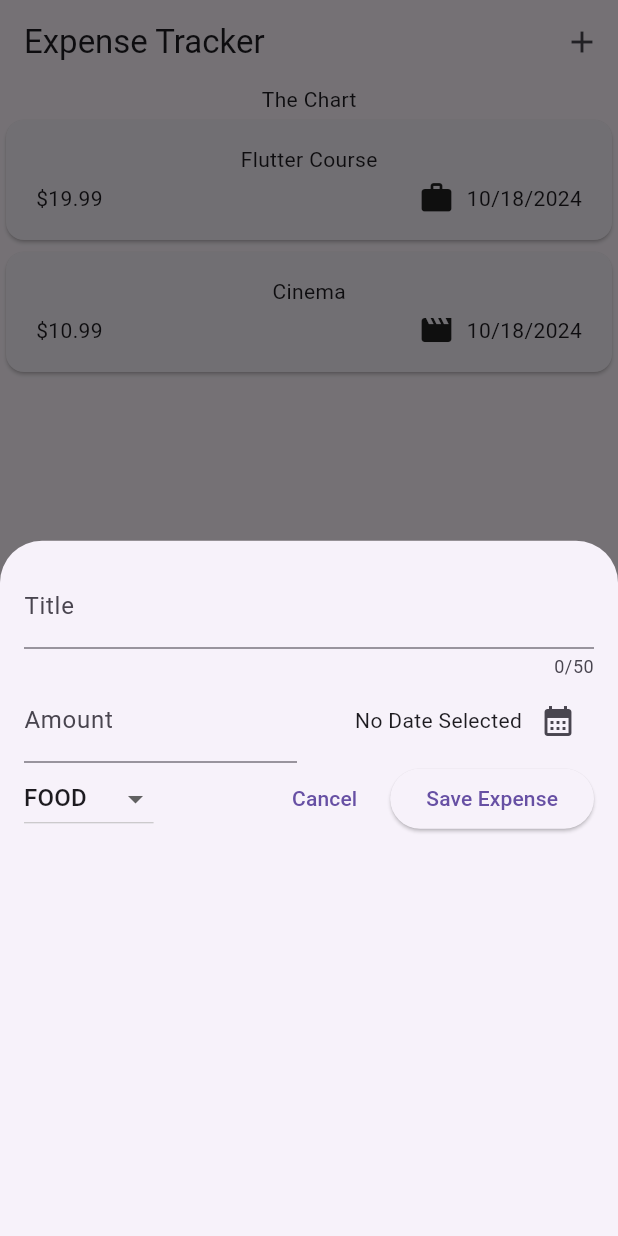
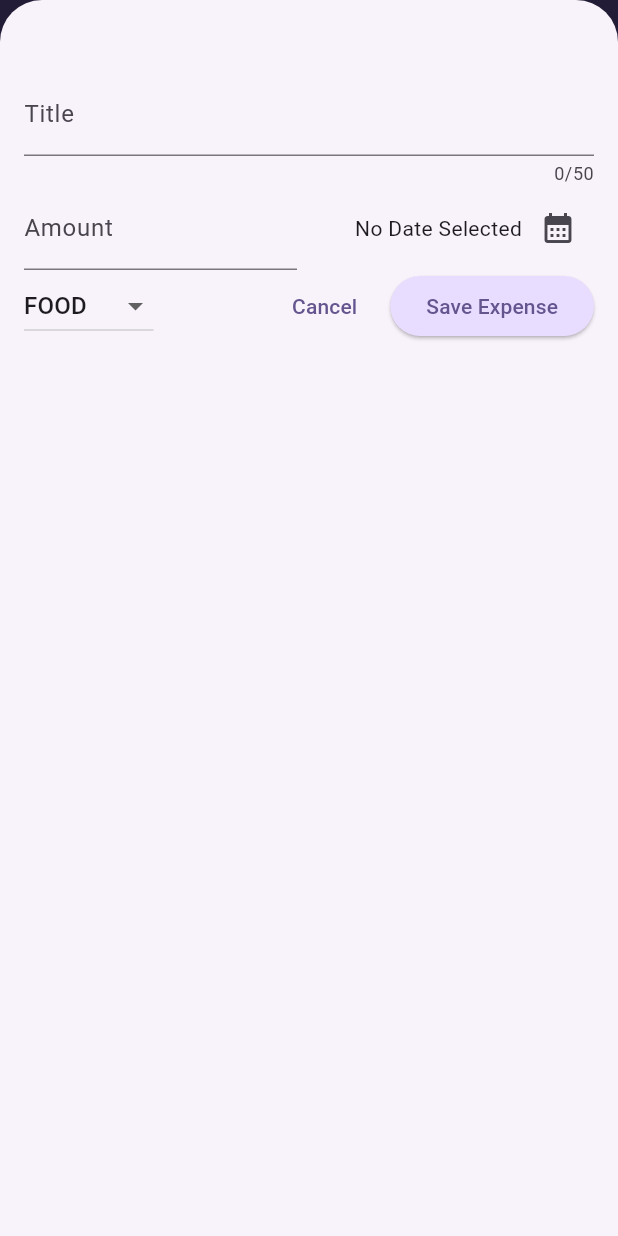
Before and after one commit to BlackHatDevX/Expense-Tracker-Flutter, a Flutter app: the screen it shows after launch, after a tap on the "add" icon, on a phone screen of 412 x 824 dp. Run offline on Flutter 3.47's test engine with Material 3 defaults, Android fonts, the phone set to English and light mode, and no system bars.

Commit message:
final v1

```diff
--- a/lib/main.dart
+++ b/lib/main.dart
@@ -1,8 +1,38 @@
 import 'package:expense_app/widgets/expenses.dart';
 import 'package:flutter/material.dart';
 
+var kColorScheme =
+    ColorScheme.fromSeed(seedColor: const Color.fromARGB(255, 96, 59, 181));
+var kDarkColorScheme = ColorScheme.fromSeed(
+    brightness: Brightness.dark,
+    seedColor: const Color.fromARGB(255, 5, 99, 125));
+
 void main() {
-  runApp(const MaterialApp(
-    home: Expenses(),
-  ));
+  runApp(
+    MaterialApp(
+      darkTheme: ThemeData.dark().copyWith(colorScheme: kDarkColorScheme),
+      theme: ThemeData(
+        colorScheme: kColorScheme,
+        appBarTheme: AppBarTheme(
+            backgroundColor: kColorScheme.onPrimaryContainer,
+            foregroundColor: kColorScheme.primaryContainer),
+        cardTheme: CardTheme(
+          color: kColorScheme.secondaryContainer,
+          margin: EdgeInsets.symmetric(horizontal: 18, vertical: 8),
+        ),
+        elevatedButtonTheme: ElevatedButtonThemeData(
+          style: ElevatedButton.styleFrom(
+              backgroundColor: kColorScheme.primaryContainer),
+        ),
+        textTheme: TextTheme(
+          titleLarge: TextStyle(
+            fontWeight: FontWeight.bold,
+            color: kColorScheme.onSecondaryContainer,
+          ),
+        ),
+      ),
+      themeMode: ThemeMode.system,
+      home: Expenses(),
+    ),
+  );
 }
--- a/lib/models/expense.dart
+++ b/lib/models/expense.dart
@@ -3,13 +3,12 @@ import 'package:intl/intl.dart';
 import 'package:uuid/uuid.dart';
 
 const uuid = Uuid();
-
 final formatter = DateFormat.yMd();
 
 enum Category { food, travel, leisure, work }
 
 const CategoryIcons = {
-  Category.food: Icons.launch,
+  Category.food: Icons.lunch_dining,
   Category.travel: Icons.flight_takeoff,
   Category.leisure: Icons.movie,
   Category.work: Icons.work
@@ -32,4 +31,45 @@ class Expense {
   String get formattedDate {
     return formatter.format(date);
   }
+
+  // Convert Expense to JSON
+  Map<String, dynamic> toJson() {
+    return {
+      'id': id,
+      'title': title,
+      'amount': amount,
+      'date': date.toIso8601String(),
+      'category': category.index, // Save category as index
+    };
+  }
+
+  // Create Expense from JSON
+  factory Expense.fromJson(Map<String, dynamic> json) {
+    return Expense(
+      title: json['title'],
+      amount: json['amount'],
+      date: DateTime.parse(json['date']),
+      category: Category.values[json['category']], // Get category from index
+    );
+  }
 }
+
+class ExpenseBucket {
+  const ExpenseBucket({required this.category, required this.expenses});
+
+  final Category category;
+  final List<Expense> expenses;
+
+  ExpenseBucket.forCategory(List<Expense> allExpense, this.category)
+      : expenses = allExpense
+            .where((expense) => expense.category == category)
+            .toList();
+
+  double get totalExpenses {
+    double sum = 0;
+    for (final expense in expenses) {
+      sum += expense.amount;
+    }
+    return sum;
+  }
+}
--- /dev/null
+++ b/lib/widgets/chart/chart.dart
@@ -0,0 +1,94 @@
+import 'package:expense_app/models/expense.dart';
+import 'package:expense_app/widgets/chart/chart_bar.dart';
+import 'package:flutter/material.dart';
+
+class Chart extends StatelessWidget {
+  const Chart({super.key, required this.expenses});
+
+  final List<Expense> expenses;
+
+  List<ExpenseBucket> get buckets {
+    return [
+      ExpenseBucket.forCategory(expenses, Category.food),
+      ExpenseBucket.forCategory(expenses, Category.leisure),
+      ExpenseBucket.forCategory(expenses, Category.travel),
+      ExpenseBucket.forCategory(expenses, Category.work),
+    ];
+  }
+
+  double get maxTotalExpense {
+    double maxTotalExpense = 0;
+
+    for (final bucket in buckets) {
+      if (bucket.totalExpenses > maxTotalExpense) {
+        maxTotalExpense = bucket.totalExpenses;
+      }
+    }
+
+    return maxTotalExpense;
+  }
+
+  @override
+  Widget build(BuildContext context) {
+    final isDarkMode =
+        MediaQuery.of(context).platformBrightness == Brightness.dark;
+    return Container(
+      margin: const EdgeInsets.all(16),
+      padding: const EdgeInsets.symmetric(
+        vertical: 16,
+        horizontal: 8,
+      ),
+      width: double.infinity,
+      height: 180,
+      decoration: BoxDecoration(
+        borderRadius: BorderRadius.circular(8),
+        gradient: LinearGradient(
+          colors: [
+            Theme.of(context).colorScheme.primary.withOpacity(0.3),
+            Theme.of(context).colorScheme.primary.withOpacity(0.0)
+          ],
+          begin: Alignment.bottomCenter,
+          end: Alignment.topCenter,
+        ),
+      ),
+      child: Column(
+        children: [
+          Expanded(
+            child: Row(
+              crossAxisAlignment: CrossAxisAlignment.end,
+              children: [
+                for (final bucket in buckets) // alternative to map()
+                  ChartBar(
+                    fill: bucket.totalExpenses == 0
+                        ? 0
+                        : bucket.totalExpenses / maxTotalExpense,
+                  )
+              ],
+            ),
+          ),
+          const SizedBox(height: 12),
+          Row(
+            children: buckets
+                .map(
+                  (bucket) => Expanded(
+                    child: Padding(
+                      padding: const EdgeInsets.symmetric(horizontal: 4),
+                      child: Icon(
+                        CategoryIcons[bucket.category],
+                        color: isDarkMode
+                            ? Theme.of(context).colorScheme.secondary
+                            : Theme.of(context)
+                                .colorScheme
+                                .primary
+                                .withOpacity(0.7),
+                      ),
+                    ),
+                  ),
+                )
+                .toList(),
+          )
+        ],
+      ),
+    );
+  }
+}
--- /dev/null
+++ b/lib/widgets/chart/chart_bar.dart
@@ -0,0 +1,34 @@
+import 'package:flutter/material.dart';
+
+class ChartBar extends StatelessWidget {
+  const ChartBar({
+    super.key,
+    required this.fill,
+  });
+
+  final double fill;
+
+  @override
+  Widget build(BuildContext context) {
+    final isDarkMode =
+        MediaQuery.of(context).platformBrightness == Brightness.dark;
+    return Expanded(
+      child: Padding(
+        padding: const EdgeInsets.symmetric(horizontal: 4),
+        child: FractionallySizedBox(
+          heightFactor: fill,
+          child: DecoratedBox(
+            decoration: BoxDecoration(
+              shape: BoxShape.rectangle,
+              borderRadius:
+                  const BorderRadius.vertical(top: Radius.circular(8)),
+              color: isDarkMode
+                  ? Theme.of(context).colorScheme.secondary
+                  : Theme.of(context).colorScheme.primary.withOpacity(0.65),
+            ),
+          ),
+        ),
+      ),
+    );
+  }
+}
--- a/lib/widgets/expenses.dart
+++ b/lib/widgets/expenses.dart
@@ -1,3 +1,4 @@
+import 'package:expense_app/widgets/chart/chart.dart';
 import 'package:expense_app/widgets/expenses_list/expenses_list.dart';
 import 'package:expense_app/models/expense.dart';
 import 'package:expense_app/widgets/new_expense.dart';
@@ -26,23 +27,62 @@ class _ExpensesState extends State<Expenses> {
         category: Category.leisure),
   ];
 
+  void addExpense(Expense expenseData) {
+    setState(() {
+      _registeredExpenses.add(expenseData);
+    });
+  }
+
+  void removeExpense(Expense expenseData) {
+    int removedExpenseIndex = _registeredExpenses.indexOf(expenseData);
+    setState(() {
+      _registeredExpenses.remove(expenseData);
+    });
+    ScaffoldMessenger.of(context).clearSnackBars();
+    ScaffoldMessenger.of(context).showSnackBar(
+      SnackBar(
+        content: const Text("Expense Deleted"),
+        duration: const Duration(seconds: 3),
+        action: SnackBarAction(
+            label: "Undo",
+            onPressed: () {
+              setState(() {
+                _registeredExpenses.insert(removedExpenseIndex, expenseData);
+              });
+            }),
+      ),
+    );
+  }
+
   void _openAddExpenseOverlay() {
-    showModalBottomSheet(context: context, builder: (ctx) => NewExpense());
+    showModalBottomSheet(
+        isScrollControlled: true,
+        context: context,
+        builder: (ctx) => NewExpense(addNewExpense: addExpense));
   }
 
   @override
   Widget build(BuildContext context) {
     return Scaffold(
       appBar: AppBar(
-        title: Text("Expense Tracker"),
+        title: const Text("Expense Tracker"),
         actions: [
-          IconButton(onPressed: _openAddExpenseOverlay, icon: Icon(Icons.add))
+          IconButton(
+              onPressed: _openAddExpenseOverlay, icon: const Icon(Icons.add))
         ],
       ),
       body: Column(
         children: [
-          const Text("The Chart"),
-          Expanded(child: ExpensesList(expenses: _registeredExpenses)),
+          Chart(expenses: _registeredExpenses),
+          Expanded(
+              child: _registeredExpenses.isNotEmpty
+                  ? ExpensesList(
+                      expenses: _registeredExpenses,
+                      deleteExpense: removeExpense)
+                  : const Center(
+                      child: Text(
+                          style: TextStyle(fontSize: 15, color: Colors.black54),
+                          "No expenses found. \nStart adding some!"))),
         ],
       ),
     );
--- a/lib/widgets/expenses_list/expenses_item.dart
+++ b/lib/widgets/expenses_list/expenses_item.dart
@@ -12,8 +12,12 @@ class ExpensesItem extends StatelessWidget {
       child: Padding(
         padding: const EdgeInsets.symmetric(horizontal: 20, vertical: 16),
         child: Column(
+          crossAxisAlignment: CrossAxisAlignment.start,
           children: [
-            Text(expense.title),
+            Text(
+              expense.title,
+              style: TextStyle(fontWeight: FontWeight.bold, fontSize: 18),
+            ),
             const SizedBox(height: 4),
             Row(
               mainAxisAlignment: MainAxisAlignment.spaceBetween,
--- a/lib/widgets/expenses_list/expenses_list.dart
+++ b/lib/widgets/expenses_list/expenses_list.dart
@@ -3,12 +3,27 @@ import 'package:expense_app/widgets/expenses_list/expenses_item.dart';
 import 'package:flutter/material.dart';
 
 class ExpensesList extends StatelessWidget {
-  const ExpensesList({super.key, required this.expenses});
+  const ExpensesList(
+      {super.key, required this.expenses, required this.deleteExpense});
   final List<Expense> expenses;
+  final void Function(
+    Expense,
+  ) deleteExpense;
   @override
   Widget build(BuildContext context) {
     return ListView.builder(
-        itemCount: expenses.length,
-        itemBuilder: (ctx, index) => ExpensesItem(expenses[index]));
+      itemCount: expenses.length,
+      itemBuilder: (ctx, index) => Dismissible(
+        background: Container(
+          color: Theme.of(context).colorScheme.error.withOpacity(0.80),
+          margin: Theme.of(context).cardTheme.margin,
+        ),
+        key: ValueKey(expenses[index]),
+        child: ExpensesItem(expenses[index]),
+        onDismissed: (direction) {
+          return deleteExpense(expenses[index]);
+        },
+      ),
+    );
   }
 }
--- a/lib/widgets/new_expense.dart
+++ b/lib/widgets/new_expense.dart
@@ -3,11 +3,10 @@ import 'package:flutter/material.dart';
 import 'package:flutter/services.dart';
 
 class NewExpense extends StatefulWidget {
-  const NewExpense({super.key});
-
+  NewExpense({super.key, required this.addNewExpense});
+  void Function(Expense expenseData) addNewExpense;
   @override
   State<NewExpense> createState() {
-    // TODO: implement createState
     return _NewExpenseState();
   }
 }
@@ -17,6 +16,34 @@ class _NewExpenseState extends State<NewExpense> {
   final _amountController = TextEditingController();
   DateTime? _selectedDate;
   Category _selectedCategory = Category.food;
+  void _submitExpenseData() {
+    if (_titleController.text.trim().isEmpty ||
+        _amountController.text.trim().isEmpty ||
+        _selectedDate == null) {
+      showDialog(
+          context: context,
+          builder: (ctx) => AlertDialog(
+                title: Text("Invalid input"),
+                content: Text(
+                    "Please make sure a valid title, amount, date and category was entered."),
+                actions: [
+                  TextButton(
+                      onPressed: () {
+                        Navigator.pop(ctx);
+                      },
+                      child: Text("Close"))
+                ],
+              ));
+      return;
+    } else {
+      widget.addNewExpense(Expense(
+          title: _titleController.text,
+          amount: double.parse(_amountController.text),
+          date: _selectedDate!,
+          category: _selectedCategory));
+      Navigator.pop(context);
+    }
+  }
 
   @override
   void dispose() {
@@ -41,13 +68,13 @@ class _NewExpenseState extends State<NewExpense> {
   @override
   Widget build(BuildContext context) {
     return Padding(
-      padding: EdgeInsets.all(16),
+      padding: const EdgeInsets.fromLTRB(16, 48, 16, 16),
       child: Column(
         children: [
           TextField(
             controller: _titleController,
             maxLength: 50,
-            decoration: InputDecoration(label: Text("Title")),
+            decoration: const InputDecoration(label: Text("Title")),
           ),
           Row(
             children: [
@@ -55,12 +82,12 @@ class _NewExpenseState extends State<NewExpense> {
                 child: TextField(
                   controller: _amountController,
                   inputFormatters: [FilteringTextInputFormatter.digitsOnly],
-                  decoration:
-                      InputDecoration(label: Text("Amount"), prefixText: '\$'),
+                  decoration: const InputDecoration(
+                      label: Text("Amount"), prefixText: '\$'),
                   keyboardType: TextInputType.number,
                 ),
               ),
-              SizedBox(
+              const SizedBox(
                 width: 16,
               ),
               Expanded(
@@ -73,7 +100,7 @@ class _NewExpenseState extends State<NewExpense> {
                         : formatter.format(_selectedDate!)),
                     IconButton(
                         onPressed: _presentDatePicker,
-                        icon: Icon(Icons.calendar_month))
+                        icon: const Icon(Icons.calendar_month))
                   ],
                 ),
               )
@@ -96,23 +123,24 @@ class _NewExpenseState extends State<NewExpense> {
                       _selectedCategory = value;
                     });
                   }),
-              Spacer(),
+              const Spacer(),
               TextButton(
                   onPressed: () {
                     Navigator.pop(context);
                   },
-                  child: Text("Cancel")),
-              SizedBox(
+                  child: const Text("Cancel")),
+              const SizedBox(
                 width: 10,
               ),
               ElevatedButton(
                   onPressed: () {
-                    print(_titleController.text);
-                    print(_amountController.text);
-                    print(formatter.format(_selectedDate!));
-                    print(_selectedCategory);
+                    _submitExpenseData();
+                    // print(_titleController.text);
+                    // print(_amountController.text);
+                    // print(formatter.format(_selectedDate!));
+                    // print(_selectedCategory);
                   },
-                  child: Text('Save Expense')),
+                  child: const Text('Save Expense')),
             ],
           )
         ],
--- a/pubspec.yaml
+++ b/pubspec.yaml
@@ -2,7 +2,7 @@ name: expense_app
 description: "A new Flutter project."
 # The following line prevents the package from being accidentally published to
 # pub.dev using `flutter pub publish`. This is preferred for private packages.
-publish_to: 'none' # Remove this line if you wish to publish to pub.dev
+publish_to: "none" # Remove this line if you wish to publish to pub.dev
 
 # The following defines the version and build number for your application.
 # A version number is three numbers separated by dots, like 1.2.43
@@ -31,7 +31,6 @@ dependencies:
   flutter:
     sdk: flutter
 
-
   # The following adds the Cupertino Icons font to your application.
   # Use with the CupertinoIcons class for iOS style icons.
   cupertino_icons: ^1.0.8
@@ -54,7 +53,6 @@ dev_dependencies:
 
 # The following section is specific to Flutter packages.
 flutter:
-
   # The following line ensures that the Material Icons font is
   # included with your application, so that you can use the icons in
   # the material Icons class.
```
Also changed, not shown: 9 other files.
